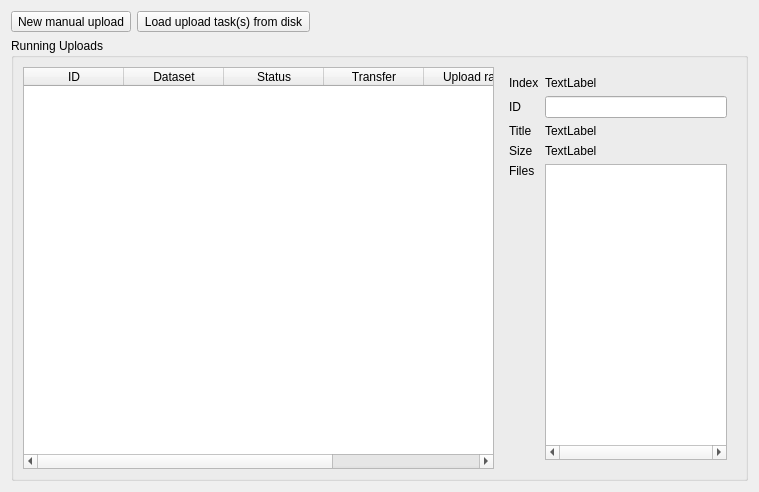
First picture: the form in dcoraid/gui/upload/widget_upload.ui, repository DCOR-dev/DCOR-Aid, before the edit.
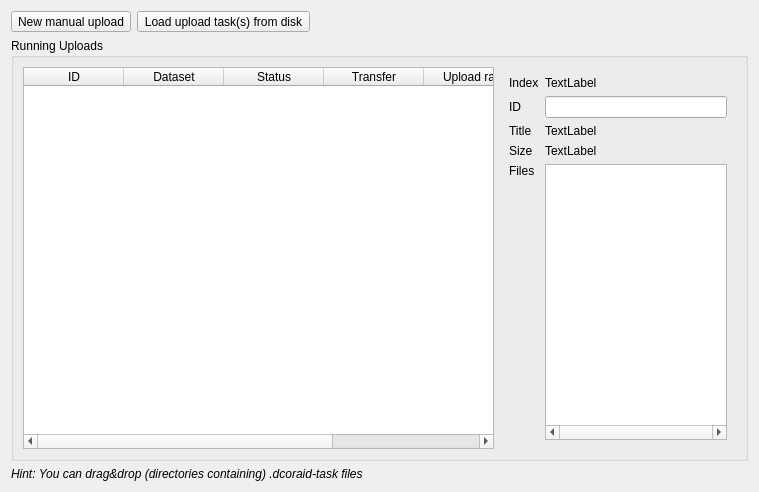
Second picture: the form after the edit. Icons and pictures are not drawn. Custom widgets are drawn as their Qt base class.

Commit message: feat: support drag&drop of task files to upload tab (close #70)

Diff of the .ui file:
```diff
--- a/dcoraid/gui/upload/widget_upload.ui
+++ b/dcoraid/gui/upload/widget_upload.ui
@@ -196,6 +196,16 @@
      </layout>
     </widget>
    </item>
+   <item>
+    <widget class="QLabel" name="label_6">
+     <property name="enabled">
+      <bool>true</bool>
+     </property>
+     <property name="text">
+      <string>&lt;html&gt;&lt;head/&gt;&lt;body&gt;&lt;p&gt;&lt;span style=&quot; font-style:italic;&quot;&gt;Hint: You can drag&amp;amp;drop (directories containing) .dcoraid-task files &lt;/span&gt;&lt;/p&gt;&lt;/body&gt;&lt;/html&gt;</string>
+     </property>
+    </widget>
+   </item>
   </layout>
  </widget>
  <customwidgets>
```
The commit also changes 3 other files.
